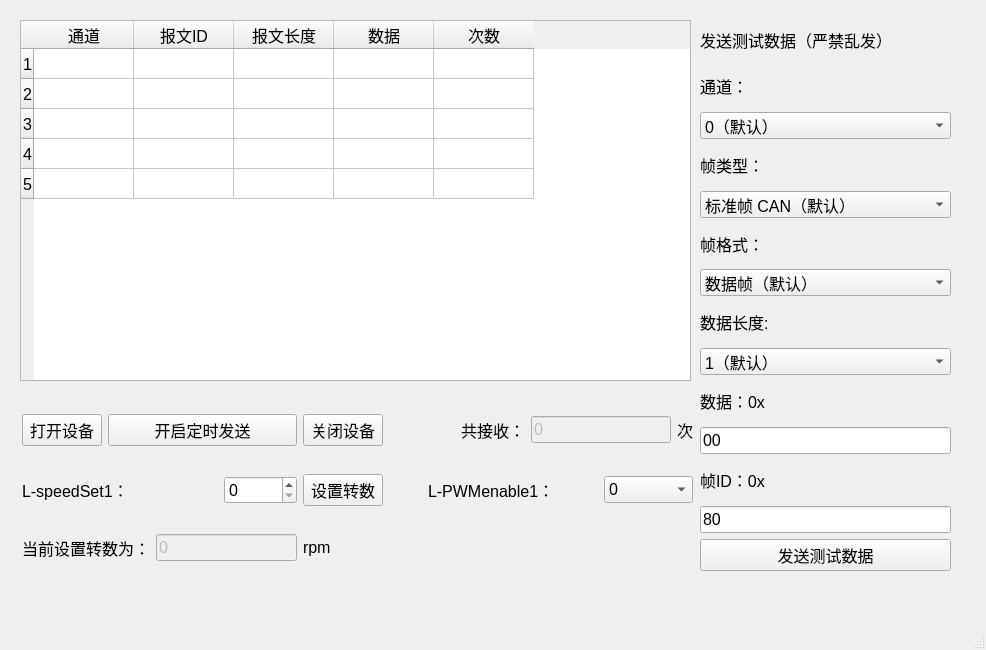
Old version of the form Program/DBC_ZLGUsbCan_demo/Qt_ZLGUsbCan_demo/mainwindow.ui in the repository Jiye1314/StudyMaterials.
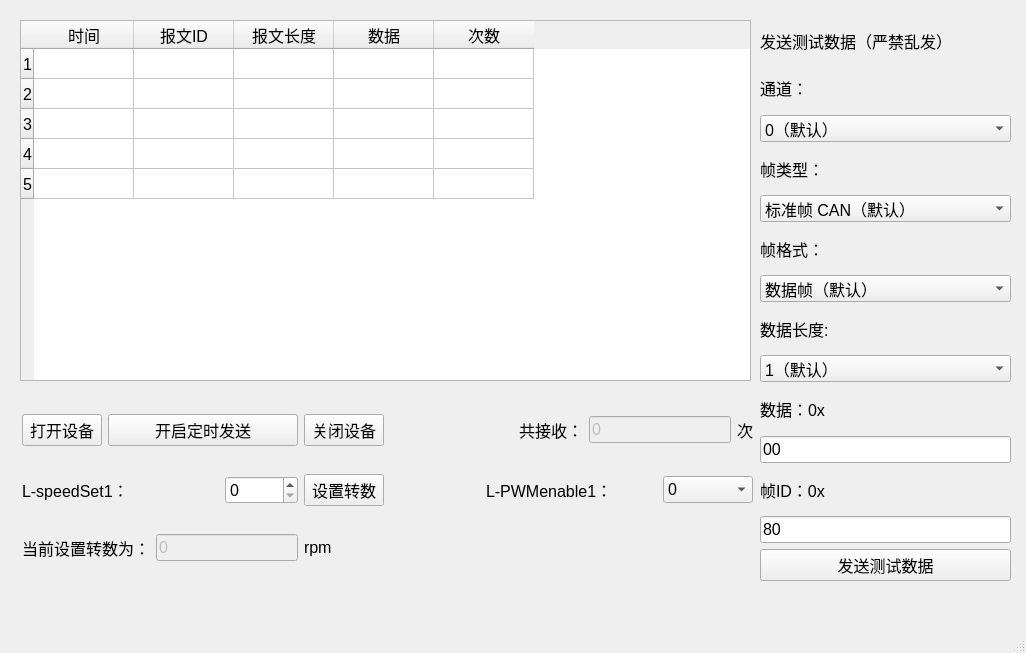
New version of the form.

Patch:
```diff
--- a/Program/DBC_ZLGUsbCan_demo/Qt_ZLGUsbCan_demo/mainwindow.ui
+++ b/Program/DBC_ZLGUsbCan_demo/Qt_ZLGUsbCan_demo/mainwindow.ui
@@ -6,8 +6,8 @@
    <rect>
     <x>0</x>
     <y>0</y>
-    <width>986</width>
-    <height>650</height>
+    <width>1026</width>
+    <height>653</height>
    </rect>
   </property>
   <property name="font">
@@ -24,7 +24,7 @@
      <rect>
       <x>20</x>
       <y>20</y>
-      <width>671</width>
+      <width>731</width>
       <height>361</height>
      </rect>
     </property>
@@ -55,7 +55,7 @@
     </row>
     <column>
      <property name="text">
-      <string>通道</string>
+      <string>时间</string>
      </property>
     </column>
     <column>
@@ -82,10 +82,10 @@
    <widget class="QWidget" name="layoutWidget">
     <property name="geometry">
      <rect>
-      <x>700</x>
+      <x>760</x>
       <y>20</y>
       <width>251</width>
-      <height>551</height>
+      <height>561</height>
      </rect>
     </property>
     <layout class="QVBoxLayout" name="verticalLayout">
@@ -260,7 +260,7 @@
      <rect>
       <x>22</x>
       <y>392</y>
-      <width>671</width>
+      <width>731</width>
       <height>191</height>
      </rect>
     </property>
```
Left out of the diff: 2 changed lines with no effect on the pictures.
